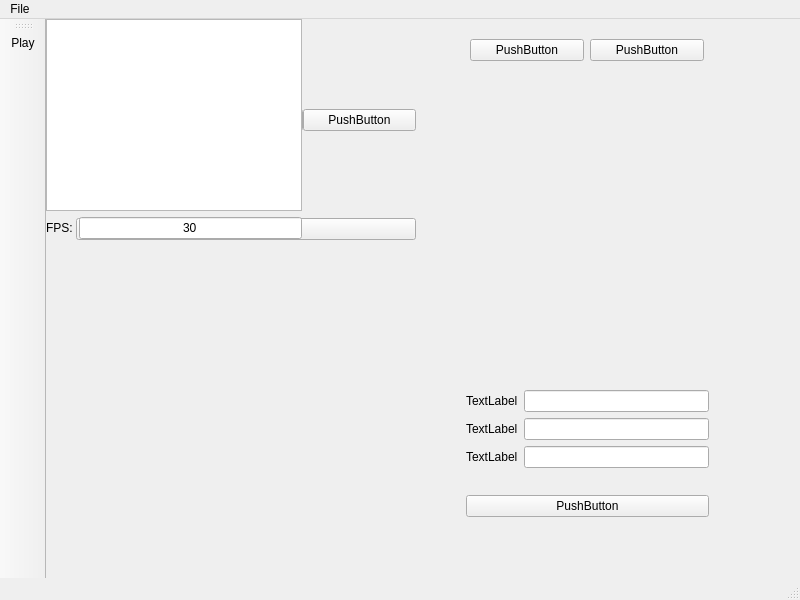
Above: application/mainwindow.ui from kevinhartyanyi/BSC-Thesis before the change. Below: the same form after it.
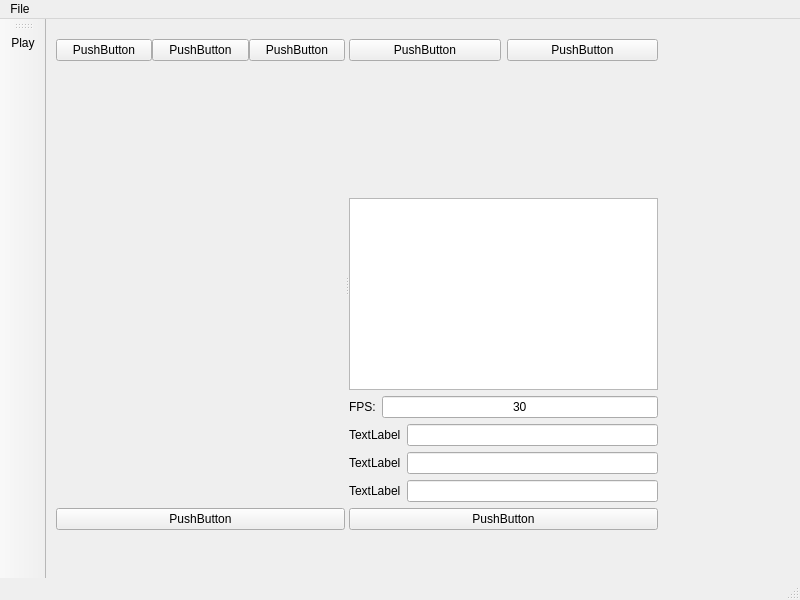
That is the form after the change.

```diff
--- a/application/mainwindow.ui
+++ b/application/mainwindow.ui
@@ -14,15 +14,19 @@
    <string>MainWindow</string>
   </property>
   <widget class="QWidget" name="centralwidget">
-   <widget class="QWidget" name="layoutWidget">
+   <widget class="QSplitter" name="splitter">
     <property name="geometry">
      <rect>
-      <x>30</x>
-      <y>90</y>
-      <width>340</width>
-      <height>131</height>
+      <x>10</x>
+      <y>20</y>
+      <width>602</width>
+      <height>491</height>
      </rect>
     </property>
+    <property name="orientation">
+     <enum>Qt::Horizontal</enum>
+    </property>
+    <widget class="QWidget" name="layoutWidget">
     <layout class="QVBoxLayout" name="verticalLayout_5">
      <item>
       <layout class="QHBoxLayout" name="horizontalLayout_3">
@@ -83,15 +87,11 @@
      </item>
     </layout>
    </widget>
-   <widget class="QWidget" name="layoutWidget">
-    <property name="geometry">
-     <rect>
-      <x>424</x>
-      <y>20</y>
-      <width>234</width>
-      <height>69</height>
-     </rect>
-    </property>
+    <widget class="QWidget" name="">
+     <layout class="QVBoxLayout" name="verticalLayout_7">
+      <item>
+       <layout class="QVBoxLayout" name="verticalLayout_6">
+        <item>
     <layout class="QVBoxLayout" name="verticalLayout_2">
      <item>
       <layout class="QHBoxLayout" name="horizontalLayout">
@@ -125,8 +125,8 @@
       </widget>
      </item>
     </layout>
-   </widget>
-   <widget class="QWidget" name="">
+        </item>
+        <item>
     <layout class="QVBoxLayout" name="verticalLayout">
      <item>
       <widget class="QListWidget" name="lw_data">
@@ -163,16 +163,10 @@
       </layout>
      </item>
     </layout>
-   </widget>
-   <widget class="QWidget" name="">
-    <property name="geometry">
-     <rect>
-      <x>420</x>
-      <y>350</y>
-      <width>243</width>
-      <height>170</height>
-     </rect>
-    </property>
+        </item>
+       </layout>
+      </item>
+      <item>
     <layout class="QVBoxLayout" name="verticalLayout_4">
      <item>
       <layout class="QVBoxLayout" name="verticalLayout_3">
@@ -228,6 +222,9 @@
       </widget>
      </item>
     </layout>
+      </item>
+     </layout>
+    </widget>
    </widget>
   </widget>
   <widget class="QMenuBar" name="menubar">
```
Lines whose indentation alone changed are shown as unchanged.
